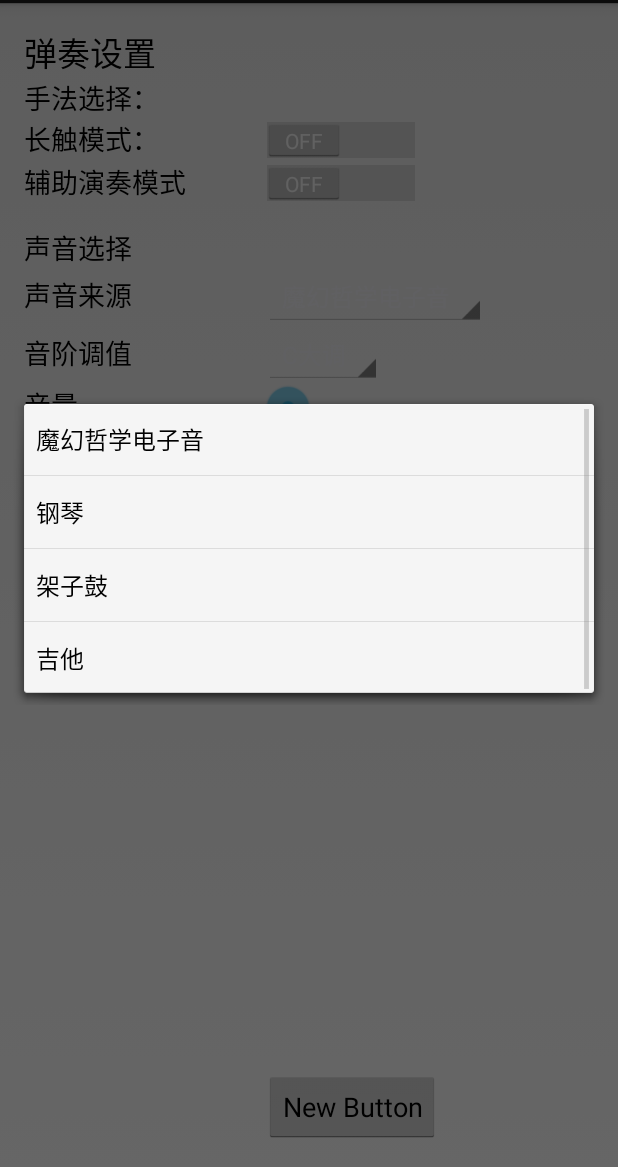
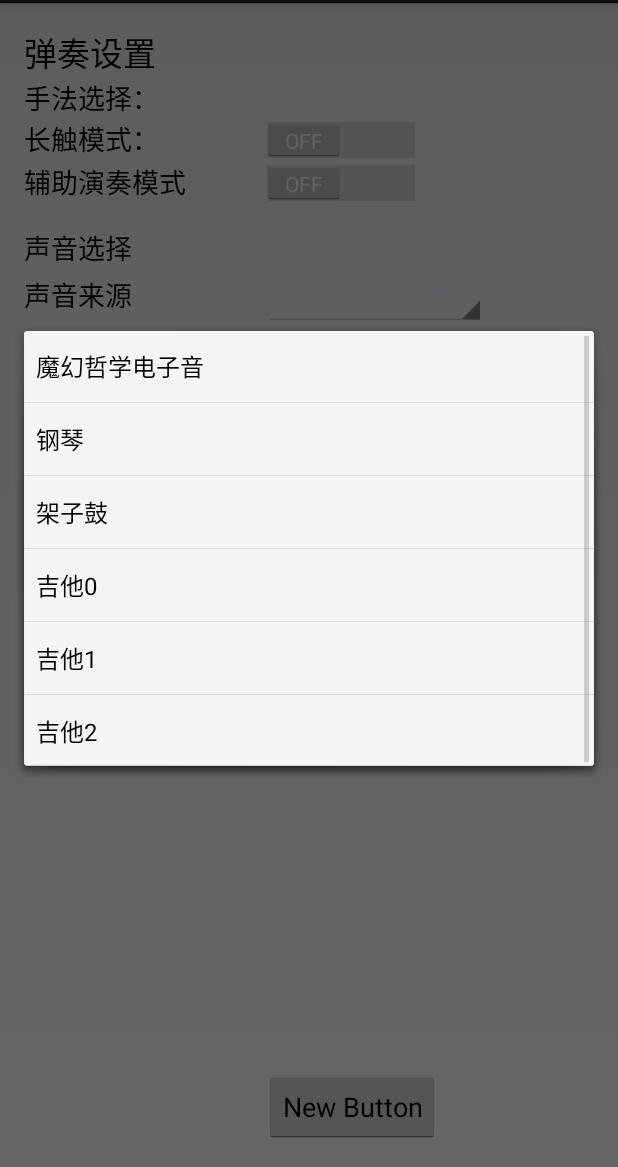
Before and after one commit to dadingding/MusicGloves, an Android app: the fragment SettingFragment shown on its own in the app's theme, after a tap on "魔幻哲学电子音", on a phone screen of 412 x 824 dp, the part 69-1236 px from its top. Run offline under Robolectric (Android 15) with nearby library versions, the phone set to English and light mode, and no system bars; pictures from the network do not load; 9 statements that could not run were skipped.

Commit message:
加入吉他的多种音效

```diff
--- a/app/src/main/res/values/music.xml
+++ b/app/src/main/res/values/music.xml
@@ -4,7 +4,9 @@
         <item>魔幻哲学电子音</item>
         <item>钢琴</item>
         <item>架子鼓</item>
-        <item>吉他</item>
+        <item>吉他0</item>
+        <item>吉他1</item>
+        <item>吉他2</item>
     </string-array>
 
     <string-array name="scales">
```
Also changed, not shown: app/src/main/java/team/dingding/musicgloves/music/impl/MusicControlImpl.java (+18 -2 lines).
